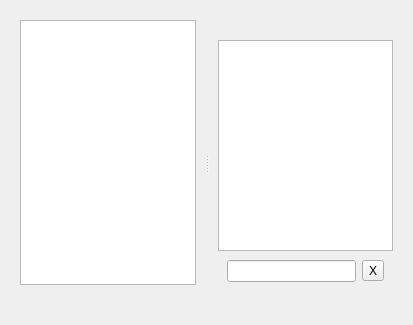
The window that eiskaltdcpp/ui/UIShareBrowser.ui (eiskaltdcpp/eiskaltdcpp) describes before a commit, drawn with Qt 5.
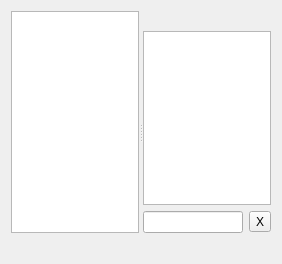
The same window after the commit.

```diff
--- a/eiskaltdcpp/ui/UIShareBrowser.ui
+++ b/eiskaltdcpp/ui/UIShareBrowser.ui
@@ -6,8 +6,8 @@
    <rect>
     <x>0</x>
     <y>0</y>
-    <width>413</width>
-    <height>325</height>
+    <width>282</width>
+    <height>264</height>
    </rect>
   </property>
   <property name="sizePolicy">
@@ -45,6 +45,9 @@
        <enum>QFrame::Raised</enum>
       </property>
       <layout class="QGridLayout" name="gridLayout">
+       <property name="margin">
+        <number>0</number>
+       </property>
        <item row="2" column="0" colspan="2">
         <widget class="QLabel" name="label_LEFT">
          <property name="layoutDirection">
@@ -74,6 +77,9 @@
        <enum>QFrame::Plain</enum>
       </property>
       <layout class="QGridLayout" name="gridLayout_2">
+       <property name="margin">
+        <number>0</number>
+       </property>
        <item row="4" column="0" colspan="2">
         <widget class="QLabel" name="label_RIGHT">
          <property name="layoutDirection">
@@ -122,11 +128,8 @@
           <number>0</number>
          </property>
          <layout class="QGridLayout" name="gridLayout_4">
-          <property name="topMargin">
-           <number>3</number>
-          </property>
-          <property name="bottomMargin">
-           <number>3</number>
+          <property name="margin">
+           <number>0</number>
           </property>
           <item row="0" column="0">
            <widget class="QLineEdit" name="lineEdit_FILTER"/>
```
